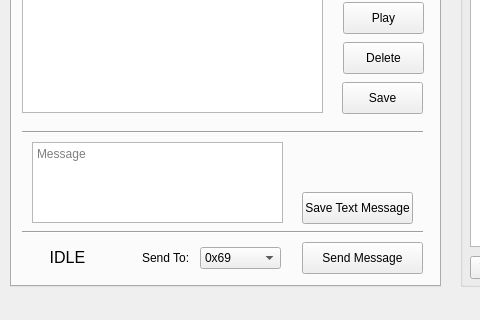
Above: CMS2/mainwindow.ui from Hengy/CMS before the change; both pictures show x 0 to 480 and y 280 to 600 of the 900 by 600 pixel window. Below: the same form after it.
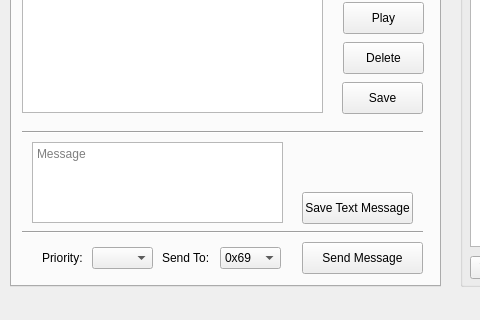
That is the form after the change.

Diff of the .ui file:
```diff
--- a/CMS2/mainwindow.ui
+++ b/CMS2/mainwindow.ui
@@ -350,27 +350,6 @@
        <enum>Qt::Horizontal</enum>
       </property>
      </widget>
-     <widget class="QLabel" name="sendSign">
-      <property name="geometry">
-       <rect>
-        <x>20</x>
-        <y>330</y>
-        <width>71</width>
-        <height>31</height>
-       </rect>
-      </property>
-      <property name="font">
-       <font>
-        <pointsize>12</pointsize>
-       </font>
-      </property>
-      <property name="text">
-       <string>IDLE</string>
-      </property>
-      <property name="alignment">
-       <set>Qt::AlignCenter</set>
-      </property>
-     </widget>
      <widget class="QPushButton" name="bttnSave">
       <property name="geometry">
        <rect>
@@ -387,9 +366,9 @@
      <widget class="QComboBox" name="sIDBox">
       <property name="geometry">
        <rect>
-        <x>188</x>
+        <x>208</x>
         <y>335</y>
-        <width>81</width>
+        <width>61</width>
         <height>22</height>
        </rect>
       </property>
@@ -412,7 +391,7 @@
      <widget class="QLabel" name="label_12">
       <property name="geometry">
        <rect>
-        <x>130</x>
+        <x>150</x>
         <y>338</y>
         <width>51</width>
         <height>16</height>
@@ -422,6 +401,29 @@
        <string>Send To:</string>
       </property>
      </widget>
+     <widget class="QLabel" name="label_14">
+      <property name="geometry">
+       <rect>
+        <x>30</x>
+        <y>338</y>
+        <width>51</width>
+        <height>16</height>
+       </rect>
+      </property>
+      <property name="text">
+       <string>Priority:</string>
+      </property>
+     </widget>
+     <widget class="QComboBox" name="sPriorityBox">
+      <property name="geometry">
+       <rect>
+        <x>80</x>
+        <y>335</y>
+        <width>61</width>
+        <height>22</height>
+       </rect>
+      </property>
+     </widget>
     </widget>
     <widget class="QWidget" name="setTab">
      <attribute name="title">
```
